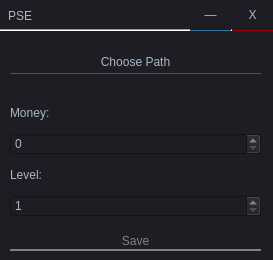
nikidziuba/PSE, file form.ui: the form before one commit.
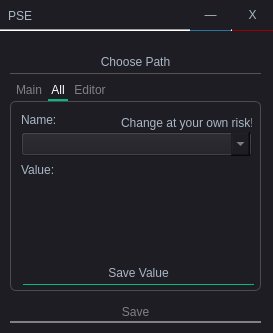
The form after the commit. The open tabs and pages were chosen to show the change. Icons and pictures are not drawn.

```diff
--- a/form.ui
+++ b/form.ui
@@ -7,7 +7,7 @@
     <x>0</x>
     <y>0</y>
     <width>273</width>
-    <height>260</height>
+    <height>333</height>
    </rect>
   </property>
   <property name="sizePolicy">
@@ -24,8 +24,8 @@
   </property>
   <property name="maximumSize">
    <size>
-    <width>273</width>
-    <height>260</height>
+    <width>16777215</width>
+    <height>16777215</height>
    </size>
   </property>
   <property name="windowTitle">
@@ -445,102 +445,6 @@
      <string>Choose Path</string>
     </property>
    </widget>
-   <widget class="QWidget" name="verticalLayoutWidget">
-    <property name="geometry">
-     <rect>
-      <x>10</x>
-      <y>99</y>
-      <width>251</width>
-      <height>161</height>
-     </rect>
-    </property>
-    <layout class="QVBoxLayout" name="verticalLayout">
-     <item>
-      <widget class="QLabel" name="label_money">
-       <property name="sizePolicy">
-        <sizepolicy hsizetype="Fixed" vsizetype="Fixed">
-         <horstretch>0</horstretch>
-         <verstretch>0</verstretch>
-        </sizepolicy>
-       </property>
-       <property name="text">
-        <string>Money:    </string>
-       </property>
-       <property name="textFormat">
-        <enum>Qt::PlainText</enum>
-       </property>
-       <property name="scaledContents">
-        <bool>false</bool>
-       </property>
-      </widget>
-     </item>
-     <item>
-      <widget class="QSpinBox" name="box_money">
-       <property name="enabled">
-        <bool>false</bool>
-       </property>
-       <property name="maximum">
-        <number>999999999</number>
-       </property>
-      </widget>
-     </item>
-     <item>
-      <widget class="QLabel" name="label_level">
-       <property name="sizePolicy">
-        <sizepolicy hsizetype="Fixed" vsizetype="Fixed">
-         <horstretch>0</horstretch>
-         <verstretch>0</verstretch>
-        </sizepolicy>
-       </property>
-       <property name="text">
-        <string>Level:    </string>
-       </property>
-      </widget>
-     </item>
-     <item>
-      <widget class="QSpinBox" name="box_level">
-       <property name="enabled">
-        <bool>false</bool>
-       </property>
-       <property name="minimum">
-        <number>1</number>
-       </property>
-       <property name="maximum">
-        <number>15000</number>
-       </property>
-      </widget>
-     </item>
-     <item>
-      <widget class="QPushButton" name="bt_save">
-       <property name="enabled">
-        <bool>false</bool>
-       </property>
-       <property name="text">
-        <string>Save</string>
-       </property>
-      </widget>
-     </item>
-    </layout>
-   </widget>
-   <widget class="QLabel" name="label_filename">
-    <property name="enabled">
-     <bool>true</bool>
-    </property>
-    <property name="geometry">
-     <rect>
-      <x>0</x>
-      <y>80</y>
-      <width>271</width>
-      <height>16</height>
-     </rect>
-    </property>
-    <property name="text">
-     <string/>
-    </property>
-    <property name="alignment">
-     <set>Qt::AlignCenter</set>
-    </property>
-   </widget>
    <widget class="QToolButton" name="bt_exit">
     <property name="geometry">
      <rect>
@@ -599,6 +503,283 @@
      <enum>Qt::Horizontal</enum>
     </property>
    </widget>
+   <widget class="QPushButton" name="bt_save">
+    <property name="enabled">
+     <bool>false</bool>
+    </property>
+    <property name="geometry">
+     <rect>
+      <x>10</x>
+      <y>300</y>
+      <width>251</width>
+      <height>23</height>
+     </rect>
+    </property>
+    <property name="text">
+     <string>Save</string>
+    </property>
+   </widget>
+   <widget class="QTabWidget" name="tabWidget">
+    <property name="geometry">
+     <rect>
+      <x>10</x>
+      <y>80</y>
+      <width>251</width>
+      <height>211</height>
+     </rect>
+    </property>
+    <property name="currentIndex">
+     <number>0</number>
+    </property>
+    <property name="usesScrollButtons">
+     <bool>false</bool>
+    </property>
+    <widget class="QWidget" name="tab_1">
+     <attribute name="title">
+      <string>Main</string>
+     </attribute>
+     <widget class="QLabel" name="label_money">
+      <property name="geometry">
+       <rect>
+        <x>10</x>
+        <y>10</y>
+        <width>52</width>
+        <height>16</height>
+       </rect>
+      </property>
+      <property name="sizePolicy">
+       <sizepolicy hsizetype="Fixed" vsizetype="Fixed">
+        <horstretch>0</horstretch>
+        <verstretch>0</verstretch>
+       </sizepolicy>
+      </property>
+      <property name="text">
+       <string>Money:    </string>
+      </property>
+      <property name="textFormat">
+       <enum>Qt::PlainText</enum>
+      </property>
+      <property name="scaledContents">
+       <bool>false</bool>
+      </property>
+     </widget>
+     <widget class="QSpinBox" name="box_money">
+      <property name="enabled">
+       <bool>false</bool>
+      </property>
+      <property name="geometry">
+       <rect>
+        <x>10</x>
+        <y>30</y>
+        <width>231</width>
+        <height>24</height>
+       </rect>
+      </property>
+      <property name="maximum">
+       <number>999999999</number>
+      </property>
+     </widget>
+     <widget class="QLabel" name="label_level">
+      <property name="geometry">
+       <rect>
+        <x>10</x>
+        <y>60</y>
+        <width>42</width>
+        <height>16</height>
+       </rect>
+      </property>
+      <property name="sizePolicy">
+       <sizepolicy hsizetype="Fixed" vsizetype="Fixed">
+        <horstretch>0</horstretch>
+        <verstretch>0</verstretch>
+       </sizepolicy>
+      </property>
+      <property name="text">
+       <string>Level:    </string>
+      </property>
+     </widget>
+     <widget class="QSpinBox" name="box_level">
+      <property name="enabled">
+       <bool>false</bool>
+      </property>
+      <property name="geometry">
+       <rect>
+        <x>10</x>
+        <y>80</y>
+        <width>231</width>
+        <height>24</height>
+       </rect>
+      </property>
+      <property name="minimum">
+       <number>1</number>
+      </property>
+      <property name="maximum">
+       <number>15000</number>
+      </property>
+     </widget>
+     <widget class="QToolButton" name="bt_save_main">
+      <property name="enabled">
+       <bool>false</bool>
+      </property>
+      <property name="geometry">
+       <rect>
+        <x>10</x>
+        <y>150</y>
+        <width>231</width>
+        <height>23</height>
+       </rect>
+      </property>
+      <property name="text">
+       <string>Save Values</string>
+      </property>
+     </widget>
+    </widget>
+    <widget class="QWidget" name="tab_2">
+     <attribute name="title">
+      <string>All</string>
+     </attribute>
+     <widget class="QComboBox" name="combo_key">
+      <property name="enabled">
+       <bool>false</bool>
+      </property>
+      <property name="geometry">
+       <rect>
+        <x>10</x>
+        <y>30</y>
+        <width>231</width>
+        <height>24</height>
+       </rect>
+      </property>
+     </widget>
+     <widget class="QLabel" name="label_key">
+      <property name="geometry">
+       <rect>
+        <x>10</x>
+        <y>10</y>
+        <width>49</width>
+        <height>16</height>
+       </rect>
+      </property>
+      <property name="text">
+       <string>Name:</string>
+      </property>
+     </widget>
+     <widget class="QLabel" name="label_value">
+      <property name="geometry">
+       <rect>
+        <x>10</x>
+        <y>60</y>
+        <width>49</width>
+        <height>16</height>
+       </rect>
+      </property>
+      <property name="text">
+       <string>Value:</string>
+      </property>
+     </widget>
+     <widget class="QPlainTextEdit" name="te_value">
+      <property name="enabled">
+       <bool>false</bool>
+      </property>
+      <property name="geometry">
+       <rect>
+        <x>10</x>
+        <y>80</y>
+        <width>231</width>
+        <height>70</height>
+       </rect>
+      </property>
+     </widget>
+     <widget class="QLabel" name="label_risk1">
+      <property name="geometry">
+       <rect>
+        <x>110</x>
+        <y>0</y>
+        <width>131</width>
+        <height>41</height>
+       </rect>
+      </property>
+      <property name="text">
+       <string>Change at your own risk!</string>
+      </property>
+     </widget>
+     <widget class="QToolButton" name="bt_value_save">
+      <property name="enabled">
+       <bool>false</bool>
+      </property>
+      <property name="geometry">
+       <rect>
+        <x>12</x>
+        <y>160</y>
+        <width>231</width>
+        <height>23</height>
+       </rect>
+      </property>
+      <property name="text">
+       <string>Save Value</string>
+      </property>
+     </widget>
+    </widget>
+    <widget class="QWidget" name="tab_3">
+     <attribute name="title">
+      <string>Editor</string>
+     </attribute>
+     <widget class="QToolButton" name="bt_editor">
+      <property name="enabled">
+       <bool>false</bool>
+      </property>
+      <property name="geometry">
+       <rect>
+        <x>20</x>
+        <y>70</y>
+        <width>211</width>
+        <height>23</height>
+       </rect>
+      </property>
+      <property name="text">
+       <string>Open Decrypted File In Editor</string>
+      </property>
+     </widget>
+     <widget class="QToolButton" name="bt_load">
+      <property name="enabled">
+       <bool>false</bool>
+      </property>
+      <property name="geometry">
+       <rect>
+        <x>22</x>
+        <y>140</y>
+        <width>211</width>
+        <height>23</height>
+       </rect>
+      </property>
+      <property name="text">
+       <string>Load Data From Edited File</string>
+      </property>
+     </widget>
+     <widget class="QLabel" name="label_risk2">
+      <property name="geometry">
+       <rect>
+        <x>10</x>
+        <y>10</y>
+        <width>221</width>
+        <height>51</height>
+       </rect>
+      </property>
+      <property name="text">
+       <string>Warning!                                                            Has to be valid or will break your save</string>
+      </property>
+      <property name="scaledContents">
+       <bool>false</bool>
+      </property>
+      <property name="alignment">
+       <set>Qt::AlignCenter</set>
+      </property>
+      <property name="wordWrap">
+       <bool>true</bool>
+      </property>
+     </widget>
+    </widget>
+   </widget>
    <zorder>line</zorder>
    <zorder>bt_path</zorder>
    <zorder>verticalLayoutWidget</zorder>
```
Left out of the diff: 121 changed lines with no effect on the pictures.
